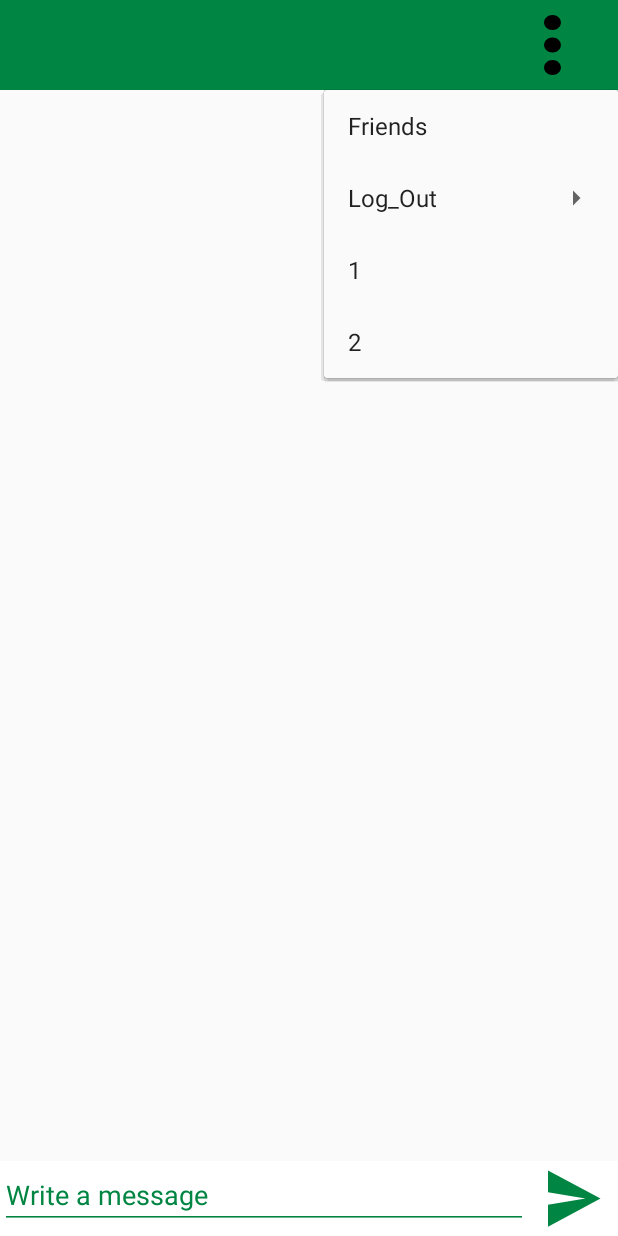
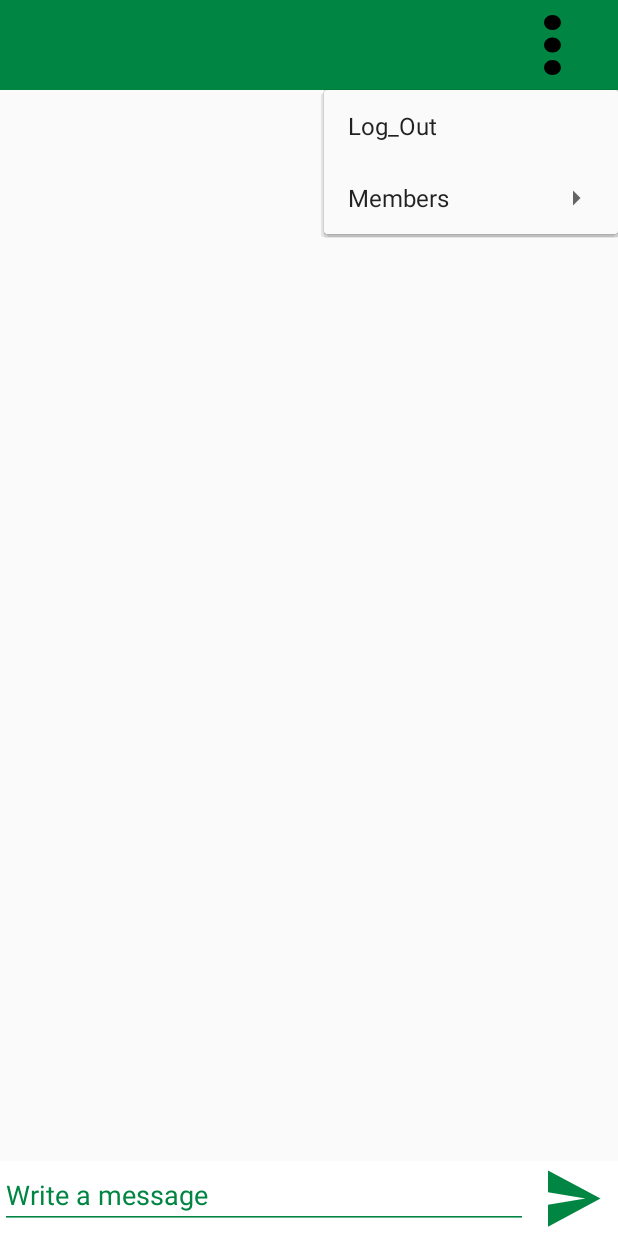
Before and after one commit to ahmibr/Texty, an Android app: the HomePageActivity screen opened directly, with no data from a screen before it, after a tap on an icon or button, on a phone screen of 412 x 824 dp. Run offline under Robolectric (Android 15) with nearby library versions, the phone set to English and light mode, and no system bars; libraries missing offline, so code that uses them is left out: com.github.nkzawa.emitter, com.github.nkzawa.socketio; 1 statement that could not run was skipped.

Commit message:
starting viewing list of members

```diff
--- a/app/src/main/java/com/example/texty/HomePage/HomePageActivity.java
+++ b/app/src/main/java/com/example/texty/HomePage/HomePageActivity.java
@@ -75,13 +75,20 @@ public class HomePageActivity extends AppCompatActivity implements HomePageView,
         PopupMenu popup = new PopupMenu(this, v);
         popup.setOnMenuItemClickListener(this);
         popup.inflate(R.menu.popup_menu);
-
-        popup.getMenu().add("1");
-        popup.getMenu().add("2");
+        Menu menu = popup.getMenu();
+        SubMenu Menu = menu.addSubMenu(1,0,1,"Members");
+       //SubMenu Menu = menu.addSubMenu("Members");
+        Menu.add(1,1,1,"1");
+        Menu.add("2");
+        trailadd(Menu);
         popup.show();
 
     }
-
+    void trailadd(SubMenu m){
+        m.removeItem(1);
+        m.add("6");
+        m.add("5");
+    }
 
     void reSignIn(){
         Intent signInIntent = new Intent(this, SignInActivity.class);
@@ -190,13 +197,14 @@ public class HomePageActivity extends AppCompatActivity implements HomePageView,
 
     @Override
     public boolean onMenuItemClick(MenuItem menuItem) {
+        Log.d(TAG,""+ menuItem.getItemId());
         switch (menuItem.getItemId()) {
             case R.id.Log_Out:
                 printToast("item 2 is clicked");
                 return true;
-            case R.id.Show_Friends:
-                printToast("item 1 is clicked");
-                return true;
+//            case R.id.members:
+//                printToast("item 1 is clicked");
+//                return true;
             default:
                 return false;
 
--- a/app/src/main/res/menu/popup_menu.xml
+++ b/app/src/main/res/menu/popup_menu.xml
@@ -1,16 +1,8 @@
 <?xml version="1.0" encoding="utf-8"?>
 <menu xmlns:android="http://schemas.android.com/apk/res/android">
-    <item
-        android:id ="@+id/Show_Friends"
-        android:title="Friends" />
 
     <item
         android:id ="@+id/Log_Out"
-        android:title="Log_Out">
-
-        <menu>
-
-        </menu>
-    </item>
+        android:title="Log_Out"/>
 
 </menu>
```
